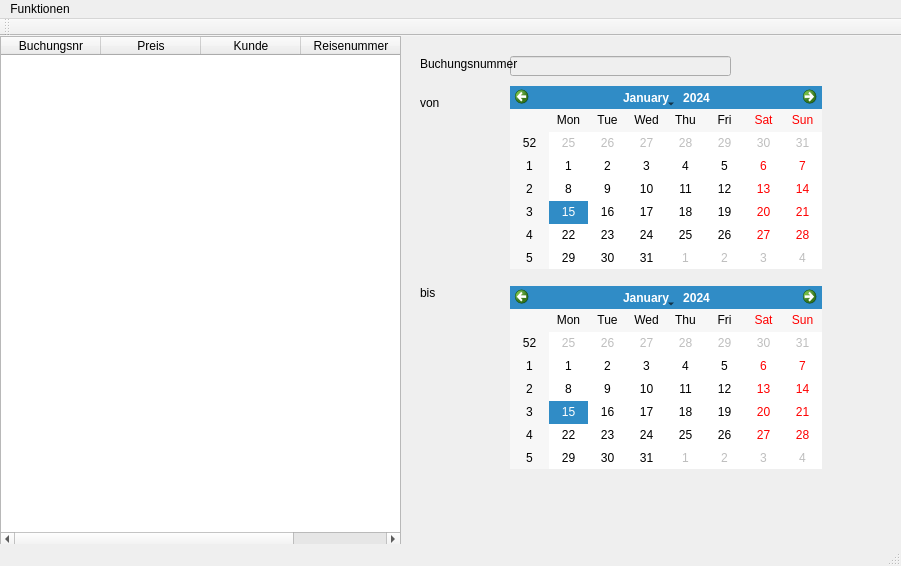
Before: the Qt Designer form Praktikum3/Simon/mainwindow.ui in ksk6/PAD2, drawn with Qt 5.
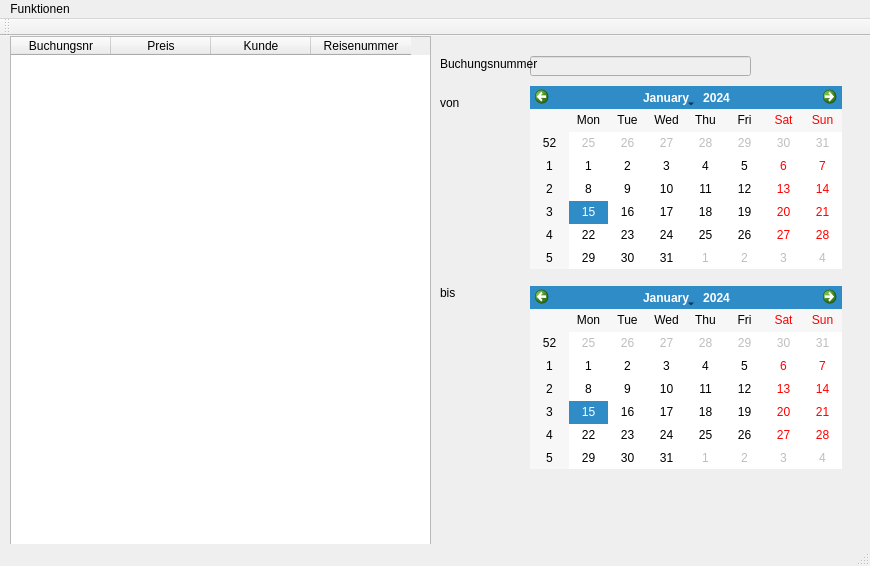
After: the same form once the commit is applied.

Diff of the .ui file:
```diff
--- a/Praktikum3/Simon/mainwindow.ui
+++ b/Praktikum3/Simon/mainwindow.ui
@@ -6,7 +6,7 @@
    <rect>
     <x>0</x>
     <y>0</y>
-    <width>901</width>
+    <width>870</width>
     <height>566</height>
    </rect>
   </property>
@@ -17,9 +17,9 @@
    <widget class="QTableWidget" name="tWOverview">
     <property name="geometry">
      <rect>
-      <x>0</x>
+      <x>10</x>
       <y>0</y>
-      <width>401</width>
+      <width>421</width>
       <height>511</height>
      </rect>
     </property>
@@ -47,7 +47,7 @@
    <widget class="QWidget" name="wDetailAnsicht" native="true">
     <property name="geometry">
      <rect>
-      <x>410</x>
+      <x>430</x>
       <y>0</y>
       <width>421</width>
       <height>511</height>
@@ -132,7 +132,7 @@
     <rect>
      <x>0</x>
      <y>0</y>
-     <width>901</width>
+     <width>870</width>
      <height>21</height>
     </rect>
    </property>
```
Left out of the diff: 9 changed lines with no effect on the pictures.
